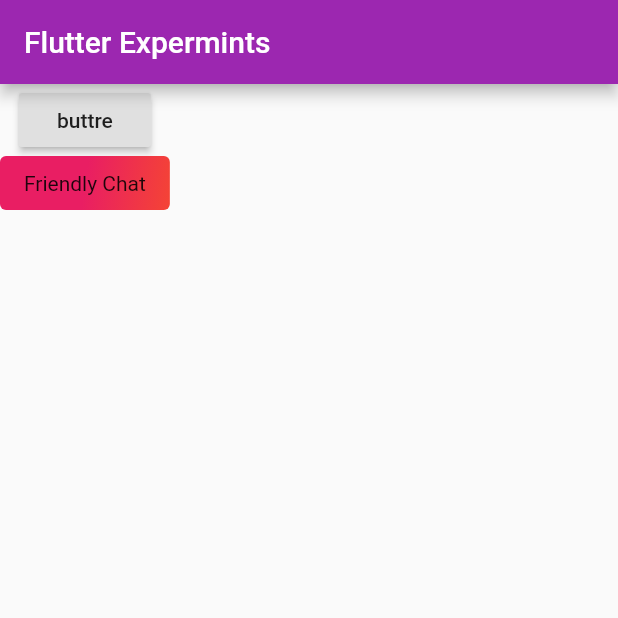
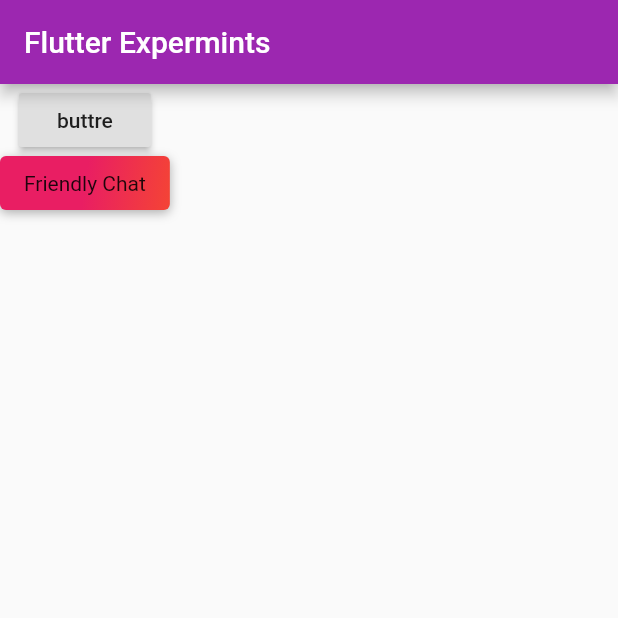
Before and after one commit to hmziqrs/Flutter-Experiments, a Flutter app: the screen it shows after launch, on a phone screen of 412 x 824 dp, the top half of it. Run offline on Flutter 3.47's test engine with Material 2 defaults, Android fonts, the phone set to English and light mode, and no system bars; our stand-ins replace firebase_analytics, firebase_auth, firebase_database, firebase_storage, google_sign_in, image_picker; accounts and stored records are empty.

Commit message:
gradient-button

```diff
--- /dev/null
+++ b/lib/Widgets/GradientButton.dart
@@ -0,0 +1,55 @@
+import 'package:flutter/material.dart';
+
+class GradientButton extends StatelessWidget {
+  GradientButton({this.child, this.onPress});
+  final Widget child;
+  final VoidCallback onPress;
+
+  @override
+  Widget build(BuildContext context) {
+    // TODO: implement build
+    return new Container(
+      decoration: new BoxDecoration(
+        gradient: new LinearGradient(
+          begin: const Alignment(1.0, 0.5),
+          end: const Alignment(0.0, 0.0),
+          colors: <Color>[
+            Colors.red,
+            Colors.pink,
+          ],
+        ),
+        borderRadius: const BorderRadius.all(
+          const Radius.circular(4.0),
+        ),
+        boxShadow: [
+          new BoxShadow(
+            color: Colors.black.withOpacity(0.3),
+            blurRadius: 5.0,
+            offset: const Offset(
+              0.0,
+              2.0,
+            ),
+          ),
+        ],
+      ),
+      child: new Material(
+        color: Colors.transparent,
+        borderRadius: const BorderRadius.all(
+          const Radius.circular(4.0),
+        ),
+        child: new InkWell(
+          splashColor: Colors.black.withOpacity(0.2),
+          child: new Container(
+            padding: const EdgeInsets.symmetric(
+              horizontal: 16.0,
+              vertical: 10.0,
+            ),
+            child: child,
+          ),
+          onTap: onPress,
+          // Navigator.of(context).pushNamed('/friendlyChat'),
+        ),
+      ),
+    );
+  }
+}
--- a/lib/pages/Home/main.dart
+++ b/lib/pages/Home/main.dart
@@ -1,4 +1,5 @@
 import 'package:flutter/material.dart';
+import 'package:experimint/Widgets/GradientButton.dart';
 
 class HomeScreen extends StatelessWidget {
   @override
@@ -17,38 +18,10 @@ class HomeScreen extends StatelessWidget {
                   child: new Text('buttre'),
                   onPressed: () => Navigator.of(context).pushNamed('/screen'),
                 ),
-                new Container(
-                  decoration: new BoxDecoration(
-                    gradient: new LinearGradient(
-                      begin: const Alignment(1.0, 0.5),
-                      end: const Alignment(0.0, 0.0),
-                      colors: <Color>[
-                        Colors.red,
-                        Colors.pink,
-                      ],
-                    ),
-                    borderRadius: const BorderRadius.all(
-                      const Radius.circular(4.0),
-                    ),
-                  ),
-                  child: new Material(
-                    color: Colors.transparent,
-                    borderRadius: const BorderRadius.all(
-                      const Radius.circular(4.0),
-                    ),
-                    child: new InkWell(
-                      splashColor: Colors.black,
-                      child: new Container(
-                        padding: const EdgeInsets.symmetric(
-                          horizontal: 16.0,
-                          vertical: 10.0,
-                        ),
-                        child: new Text('Friendly Chat'),
-                      ),
-                      onTap: () => null,
-                      // Navigator.of(context).pushNamed('/friendlyChat'),
-                    ),
-                  ),
+                new GradientButton(
+                  child: new Text('Friendly Chat'),
+                  onPress: () =>
+                      Navigator.of(context).pushNamed('/friendlyChat'),
                 ),
               ],
             ),
```
Also changed, not shown: 3 other files.
